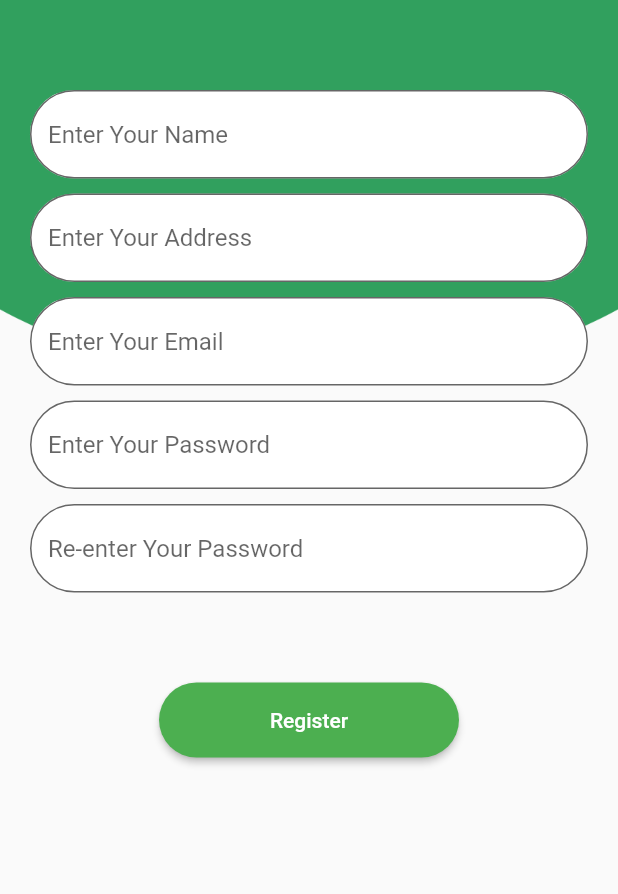
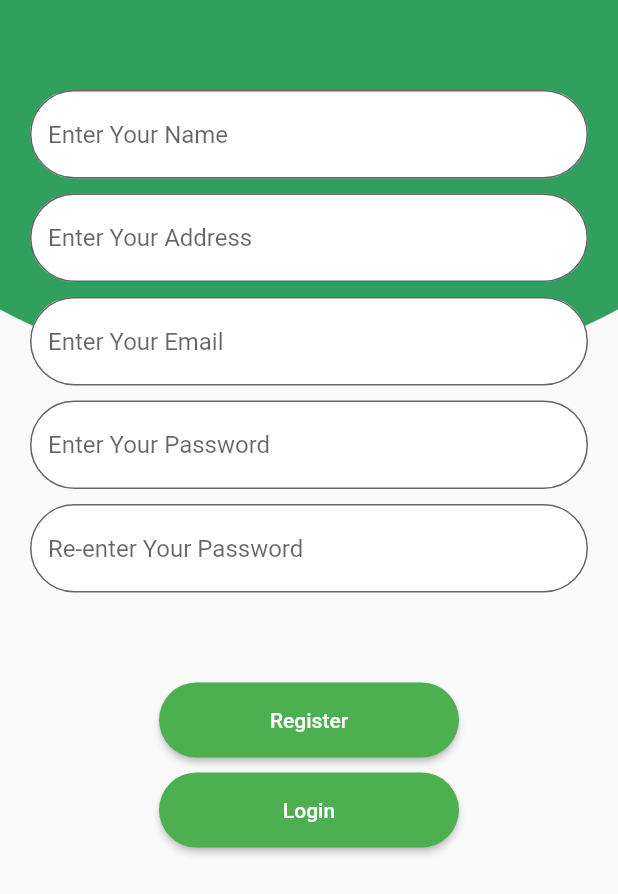
Before and after one commit to 23Pstars/tani-commodity, a Flutter app: the screen it shows after launch, on a phone screen of 412 x 824 dp. Shown: the top 894 px of the screen. Run offline on Flutter 3.47's test engine with Material 2 defaults, Android fonts, the phone set to English and light mode, and no system bars; our stand-ins replace carousel_pro, firebase_auth, firebase_database; accounts and stored records are empty; project files that could hold a hidden picture were left out.

Commit message:
update register login

```diff
--- a/lib/src/screens/register/register_screen.dart
+++ b/lib/src/screens/register/register_screen.dart
@@ -126,6 +126,18 @@ class _RegisterScreenState extends State<RegisterScreen> {
                             } catch (e) {}
                           }
                         },
+                      ),
+                      Padding(padding: const EdgeInsets.only(top: 10.0)),
+                      MaterialButton(
+                        height: 50.0,
+                        minWidth: 200.0,
+                        color: Colors.green,
+                        splashColor: Colors.teal,
+                        textColor: Colors.white,
+                        child: Text("Login"),
+                        onPressed: () {
+                          Navigator.of(context).pushNamed('/login');
+                        },
                       )
                     ],
                   ),
```
Also changed, not shown: lib/src/screens/login/login_screen.dart (+13 -1 lines).
